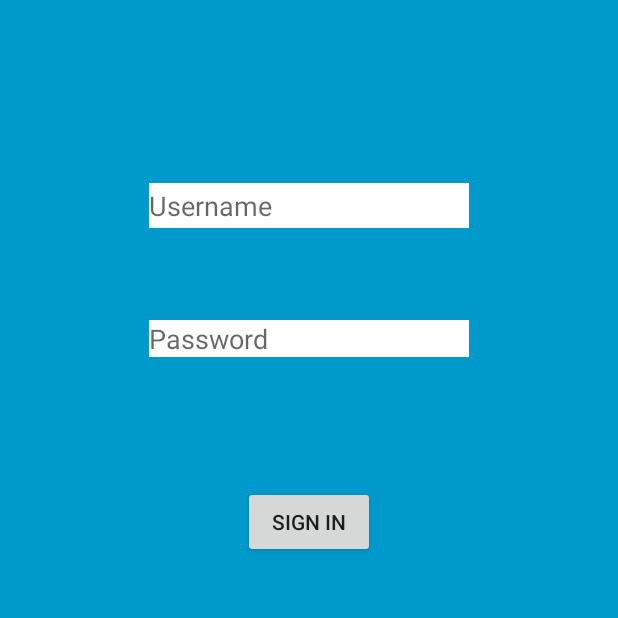
After one commit to baxter-cs/baxter-app, an Android app: the LoginActivity screen opened directly, with no data from a screen before it, on a phone screen of 412 x 824 dp, the top half of it. The commit adds this screen. Run offline under Robolectric (Android 15) with nearby library versions, the phone set to English and light mode, and no system bars.

Commit message:
Added login activity & failed server login component

```diff
--- a/Flex/app/src/main/java/org/baxter_academy/flex/Constants.java
+++ b/Flex/app/src/main/java/org/baxter_academy/flex/Constants.java
@@ -23,6 +23,7 @@ public class Constants {
     public static String server_address_deleteTask = server_address + "/deleteTask";
     public static String server_address_test = server_address + "/test";
     public static String server_address_verifyLogin = server_address + "/verifyLogin";
+    public static String server_address_login = server_address + "/login";
 
     public static String task_textTitle = "#515151";
     public static String task_textBody = "#4E4E4E";
--- a/Flex/app/src/main/java/org/baxter_academy/flex/FlexActivity.java
+++ b/Flex/app/src/main/java/org/baxter_academy/flex/FlexActivity.java
@@ -116,7 +116,11 @@ public class FlexActivity extends AppCompatActivity {
 
         if (response.equals("invalid uuid")) {
             // switch to login activity
-            Toast.makeText(context, response, Toast.LENGTH_LONG);
+            Toast.makeText(context, response, Toast.LENGTH_LONG).show();
+            Intent gotoLogin = new Intent(FlexActivity.this, LoginActivity.class);
+            startActivity(gotoLogin);
+        } else {
+            // Stay
         }
     }
 
--- /dev/null
+++ b/Flex/app/src/main/java/org/baxter_academy/flex/LoginActivity.java
@@ -0,0 +1,49 @@
+package org.baxter_academy.flex;
+
+import android.annotation.SuppressLint;
+import android.content.Context;
+import android.content.Intent;
+import android.content.SharedPreferences;
+import android.support.v7.app.ActionBar;
+import android.support.v7.app.AppCompatActivity;
+import android.os.Bundle;
+import android.os.Handler;
+import android.view.MotionEvent;
+import android.view.View;
+import android.view.MenuItem;
+import android.support.v4.app.NavUtils;
+import android.widget.EditText;
+
+/**
+ * An example full-screen activity that shows and hides the system UI (i.e.
+ * status bar and navigation/system bar) with user interaction.
+ */
+public class LoginActivity extends AppCompatActivity {
+
+    @Override
+    protected void onCreate(Bundle savedInstanceState) {
+        super.onCreate(savedInstanceState);
+        setContentView(R.layout.activity_login);
+    }
+
+    public void signIn (View view) {
+        final String username, password, response;
+
+        EditText editTextUsername = (EditText) findViewById(R.id.editTextUsername);
+        EditText editTextPassword = (EditText) findViewById(R.id.editTextPassword);
+
+        username = editTextUsername.getText().toString();
+        password = editTextPassword.getText().toString();
+
+        response = new ClientHelper().login(username, password);
+
+        SharedPreferences prefs = this.getSharedPreferences("meta", Context.MODE_PRIVATE);
+        SharedPreferences.Editor editor = prefs.edit();
+
+        editor.putString("uuid", response);
+        editor.commit();
+
+        Intent flexActivity = new Intent(LoginActivity.this, FlexActivity.class);
+        startActivity(flexActivity);
+    }
+}
--- /dev/null
+++ b/Flex/app/src/main/res/layout/activity_login.xml
@@ -0,0 +1,50 @@
+<RelativeLayout xmlns:android="http://schemas.android.com/apk/res/android"
+    xmlns:tools="http://schemas.android.com/tools"
+    android:layout_width="match_parent"
+    android:layout_height="match_parent"
+    android:background="#0099cc"
+    tools:context="org.baxter_academy.flex.LoginActivity">
+
+    <!-- The primary full-screen view. This can be replaced with whatever view
+         is needed to present your content, e.g. VideoView, SurfaceView,
+         TextureView, etc. -->
+
+    <!-- This FrameLayout insets its children based on system windows using
+         android:fitsSystemWindows. -->
+
+    <EditText
+        android:layout_width="wrap_content"
+        android:layout_height="wrap_content"
+        android:id="@+id/editTextUsername"
+        android:layout_marginTop="122dp"
+        android:background="#FFFFFF"
+        android:height="30dp"
+        android:hint="Username"
+        android:layout_alignParentTop="true"
+        android:layout_alignLeft="@+id/editTextPassword"
+        android:layout_alignStart="@+id/editTextPassword"
+        android:layout_alignRight="@+id/editTextPassword"
+        android:layout_alignEnd="@+id/editTextPassword" />
+
+    <EditText
+        android:layout_width="wrap_content"
+        android:layout_height="wrap_content"
+        android:inputType="textPassword"
+        android:ems="10"
+        android:id="@+id/editTextPassword"
+        android:layout_below="@+id/editTextUsername"
+        android:layout_centerHorizontal="true"
+        android:layout_marginTop="61dp"
+        android:background="#FFFFFF"
+        android:hint="Password" />
+
+    <Button
+        android:layout_width="wrap_content"
+        android:layout_height="wrap_content"
+        android:text="Sign In"
+        android:onClick="signIn"
+        android:id="@+id/signInButton"
+        android:layout_marginTop="86dp"
+        android:layout_below="@+id/editTextPassword"
+        android:layout_centerHorizontal="true" />
+</RelativeLayout>
--- a/Flex/app/src/main/res/values/colors.xml
+++ b/Flex/app/src/main/res/values/colors.xml
@@ -13,4 +13,6 @@
     <color name="windowBackground">#FFFFFF</color>
     <color name="navigationBarColor">#000000</color>
     <color name="tabsScrollColor">#FF4081</color>
+
+    <color name="black_overlay">#66000000</color>
 </resources>
--- a/Flex/app/src/main/res/values/styles.xml
+++ b/Flex/app/src/main/res/values/styles.xml
@@ -18,4 +18,16 @@
         <item name="toolbarStyle">@style/Widget.AppCompat.Toolbar</item>
     </style>
 
+    <style name="FullscreenTheme" parent="AppTheme">
+        <item name="android:actionBarStyle">@style/FullscreenActionBarStyle</item>
+        <item name="android:windowActionBarOverlay">true</item>
+        <item name="android:windowBackground">@null</item>
+        <item name="metaButtonBarStyle">?android:attr/buttonBarStyle</item>
+        <item name="metaButtonBarButtonStyle">?android:attr/buttonBarButtonStyle</item>
+    </style>
+
+    <style name="FullscreenActionBarStyle" parent="Widget.AppCompat.ActionBar">
+        <item name="android:background">@color/black_overlay</item>
+    </style>
+
 </resources>
```
Also changed, not shown: Flex/app/src/main/AndroidManifest.xml (+18 -0 lines), Flex/app/src/main/java/org/baxter_academy/flex/ClientHelper.java (+17 -0 lines), Flex/app/src/main/res/values/attrs.xml (added, +12 -0 lines), Flex/app/src/main/res/values/strings.xml (+7 -0 lines), 2 other files.
